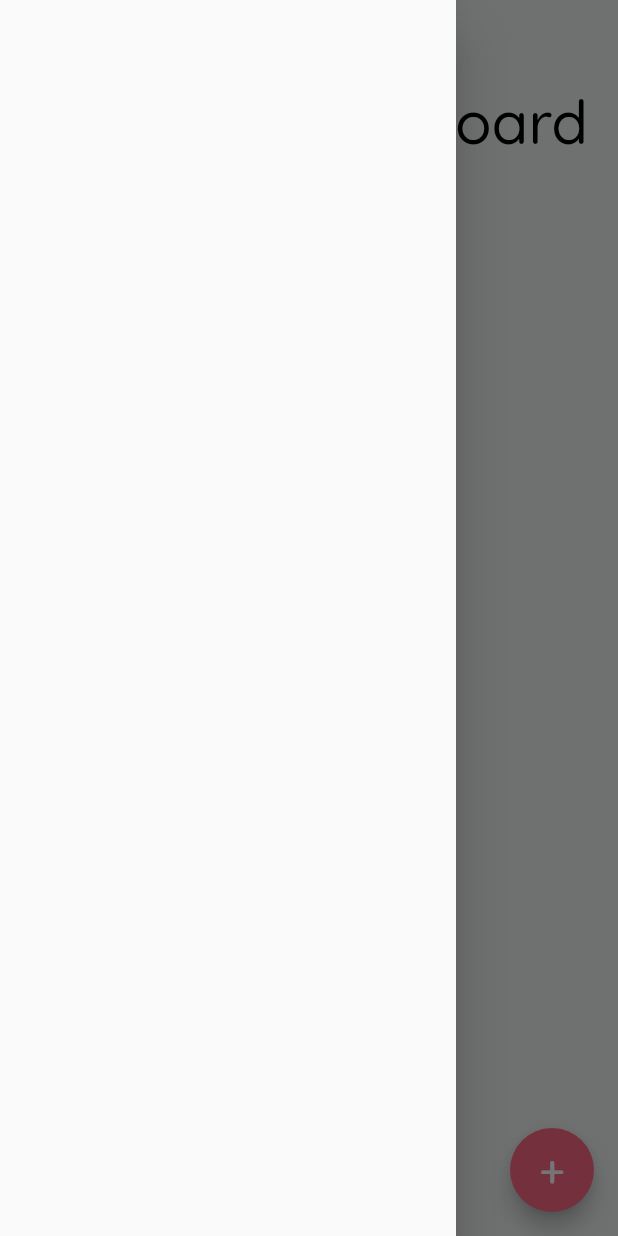
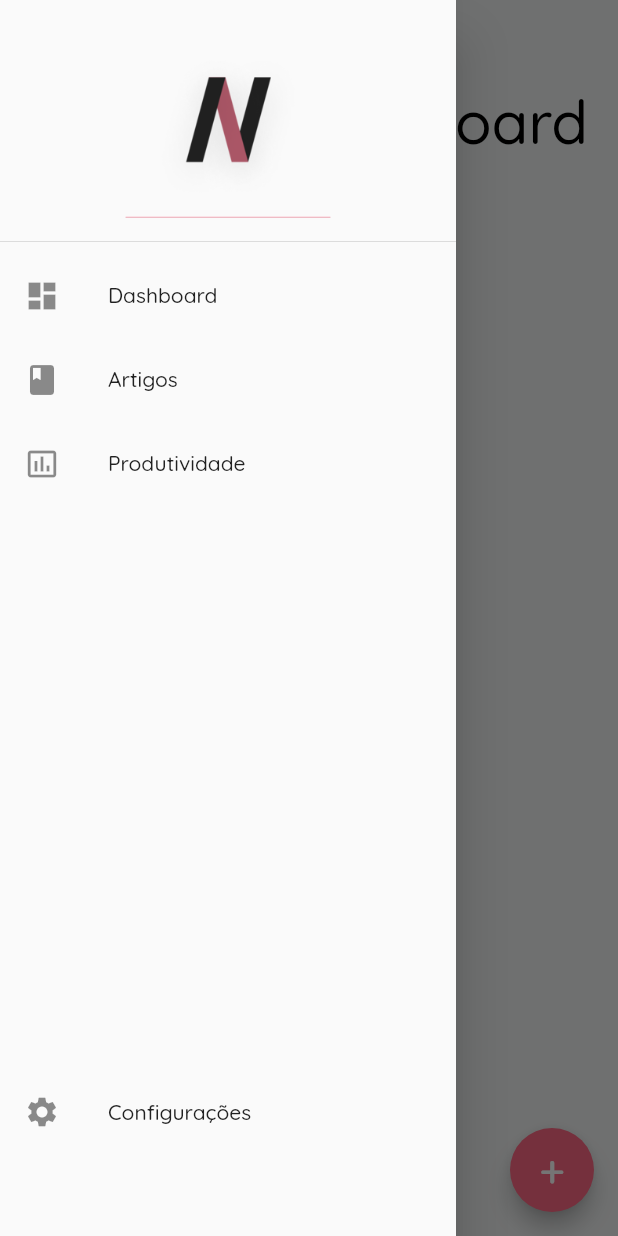
Before and after one commit to ViniciusBatista32/nous, a Flutter app: the Dashboard screen opened by its route, with the side drawer open, on a phone screen of 412 x 824 dp. Run offline on Flutter 3.47's test engine with Material 2 defaults, Android fonts, the phone set to English and light mode, and no system bars; our stand-ins replace get.

Commit message:
feito o menu lateral (apenas design)

```diff
--- a/lib/config.dart
+++ b/lib/config.dart
@@ -3,5 +3,5 @@ class Config {
   final String apiKey = "ZDMyMTliMDA1NTk3Mjg4Njk3YTE4NzkyMzQ2ZWU4OWQ=";
 
   // URL base for database request
-  final String baseUrl = "http://10.0.0.193/nous_api/";
+  final String baseUrl = "http://nous.allvinatto.com/";
 }
--- a/lib/ui/dashboard.dart
+++ b/lib/ui/dashboard.dart
@@ -21,6 +21,7 @@ class _DashboardState extends State<Dashboard> {
       ),
 
       body: Container(
+
         decoration: BoxDecoration(
           color: Color.fromARGB(255, 242, 244, 244)
         ),
@@ -35,7 +36,43 @@ class _DashboardState extends State<Dashboard> {
         )
       ),
 
-      drawer: Drawer(),
+      drawer: Drawer(
+        child: ListView(
+          physics: NeverScrollableScrollPhysics(),
+          children: [
+            DrawerHeader(
+              child: Center(
+                child: DrawerHeader(
+                  decoration: BoxDecoration(border: Border(bottom: BorderSide(width: 0.5, color: Color.fromARGB(255, 255, 156, 174)))),
+                  child: Image(
+                    image: AssetImage('assets/icons/app_icon200x200.png'))
+                    ),
+                  )
+              ),
+              ListTile(
+                leading: Icon(Icons.dashboard),
+                enabled: true,
+                title: Text('Dashboard'),
+              ),
+              ListTile(
+                leading: Icon(Icons.book),
+                title: Text('Artigos'),
+              ),
+              ListTile(
+                leading: Icon(Icons.insert_chart_outlined),
+                title: Text('Produtividade'),
+              ),
+              Container(
+                height: MediaQuery.of(context).size.height * 0.525,
+                alignment: FractionalOffset.bottomCenter,
+                child: ListTile(
+                  leading: Icon(Icons.settings),
+                  title: Text('Configurações')
+                )
+              )
+          ],
+        )
+      ),
 
       floatingActionButton: FloatingActionButton(
         onPressed: (){},
```
Also changed, not shown: pubspec.yaml (+8 -0 lines).
